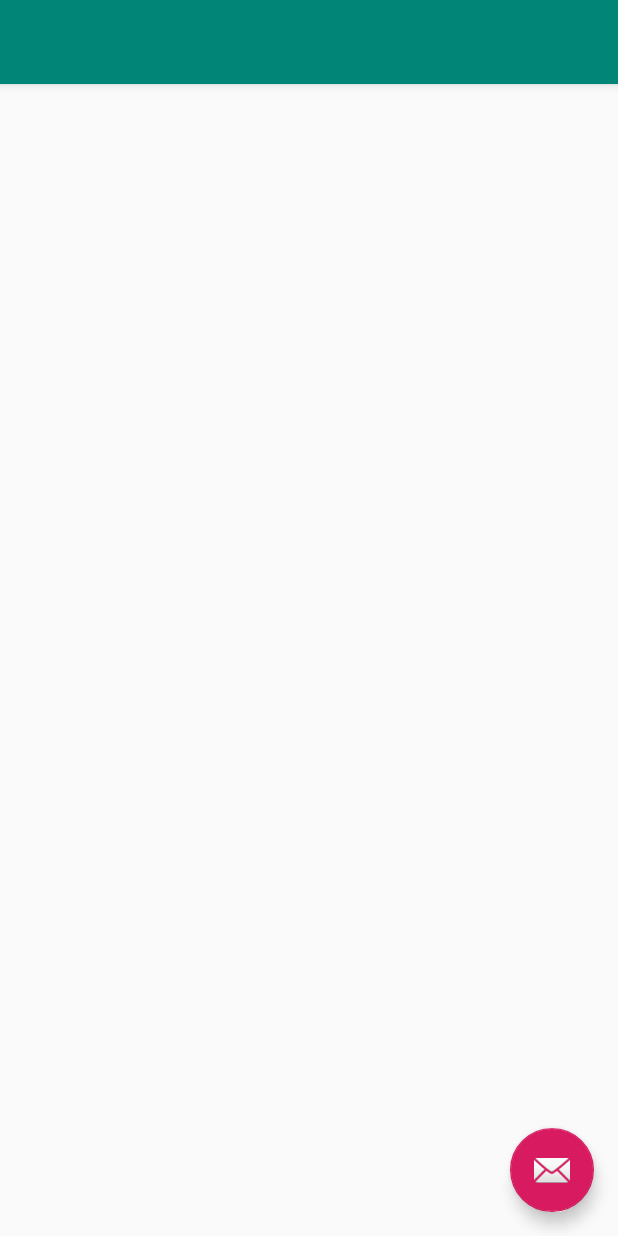
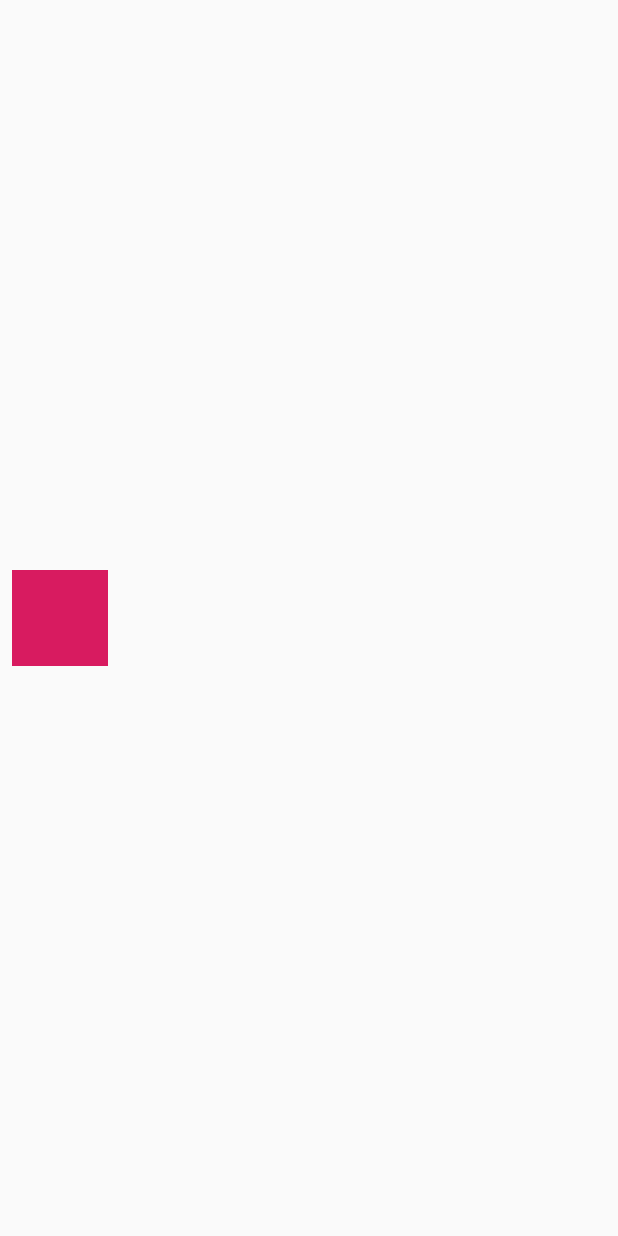
Before and after one commit to ticktakclock/MotionLayoutSamaple, an Android app: the screen it shows after launch (SampleActivity), after a tap on "Title2", on a phone screen of 412 x 824 dp. Run offline under Robolectric (Android 15) with nearby library versions, the phone set to English and light mode, and no system bars.

Commit message:
Add motion sample 01

```diff
--- a/app/build.gradle
+++ b/app/build.gradle
@@ -28,7 +28,7 @@ dependencies {
     implementation "org.jetbrains.kotlin:kotlin-stdlib-jdk7:$kotlin_version"
     implementation 'androidx.appcompat:appcompat:1.0.2'
     implementation 'androidx.core:core-ktx:1.0.2'
-    implementation 'androidx.constraintlayout:constraintlayout:1.1.3'
+    implementation 'androidx.constraintlayout:constraintlayout:2.0.0-beta3'
     implementation 'com.google.android.material:material:1.0.0'
     testImplementation 'junit:junit:4.12'
     androidTestImplementation 'androidx.test:runner:1.1.1'
--- a/app/src/main/java/com/github/ticktakclock/motionlayoutsample/MainActivity.kt
+++ b/app/src/main/java/com/github/ticktakclock/motionlayoutsample/MainActivity.kt
@@ -9,10 +9,10 @@ import kotlinx.android.synthetic.main.activity_main.*
 class MainActivity : AppCompatActivity() {
 
     private val dataset = arrayOf(
-        Sample("Title1", "Description1", R.layout.activity_sample),
-        Sample("Title2", "Description2", R.layout.activity_sample),
-        Sample("Title3", "Description3", R.layout.activity_sample),
-        Sample("Title4", "Description4", R.layout.activity_sample)
+        Sample("Sample 1", "Moving right to left on swipe.", R.layout.motion_01),
+        Sample("Title2", "Description2", R.layout.motion_01),
+        Sample("Title3", "Description3", R.layout.motion_01),
+        Sample("Title4", "Description4", R.layout.motion_01)
     )
 
     override fun onCreate(savedInstanceState: Bundle?) {
--- a/app/src/main/java/com/github/ticktakclock/motionlayoutsample/SampleActivity.kt
+++ b/app/src/main/java/com/github/ticktakclock/motionlayoutsample/SampleActivity.kt
@@ -7,7 +7,7 @@ class SampleActivity : AppCompatActivity() {
 
     override fun onCreate(savedInstanceState: Bundle?) {
         super.onCreate(savedInstanceState)
-        val resId: Int = intent?.extras?.getInt("layout_res_id") ?: R.layout.activity_sample
+        val resId: Int = intent?.extras?.getInt("layout_res_id") ?: R.layout.motion_01
         setContentView(resId)
     }
 
--- a/app/src/main/res/layout/activity_sample.xml
+++ /dev/null
@@ -1,33 +0,0 @@
-<?xml version="1.0" encoding="utf-8"?>
-<androidx.coordinatorlayout.widget.CoordinatorLayout xmlns:android="http://schemas.android.com/apk/res/android"
-    xmlns:app="http://schemas.android.com/apk/res-auto"
-    xmlns:tools="http://schemas.android.com/tools"
-    android:layout_width="match_parent"
-    android:layout_height="match_parent"
-    tools:context=".SampleActivity">
-
-    <com.google.android.material.appbar.AppBarLayout
-        android:layout_width="match_parent"
-        android:layout_height="wrap_content"
-        android:theme="@style/AppTheme.AppBarOverlay">
-
-        <androidx.appcompat.widget.Toolbar
-            android:id="@+id/toolbar"
-            android:layout_width="match_parent"
-            android:layout_height="?attr/actionBarSize"
-            android:background="?attr/colorPrimary"
-            app:popupTheme="@style/AppTheme.PopupOverlay" />
-
-    </com.google.android.material.appbar.AppBarLayout>
-
-    <include layout="@layout/content_sample" />
-
-    <com.google.android.material.floatingactionbutton.FloatingActionButton
-        android:id="@+id/fab"
-        android:layout_width="wrap_content"
-        android:layout_height="wrap_content"
-        android:layout_gravity="bottom|end"
-        android:layout_margin="@dimen/fab_margin"
-        app:srcCompat="@android:drawable/ic_dialog_email" />
-
-</androidx.coordinatorlayout.widget.CoordinatorLayout>
--- a/app/src/main/res/layout/content_sample.xml
+++ /dev/null
@@ -1,11 +0,0 @@
-<?xml version="1.0" encoding="utf-8"?>
-<androidx.constraintlayout.widget.ConstraintLayout xmlns:android="http://schemas.android.com/apk/res/android"
-    xmlns:app="http://schemas.android.com/apk/res-auto"
-    xmlns:tools="http://schemas.android.com/tools"
-    android:layout_width="match_parent"
-    android:layout_height="match_parent"
-    app:layout_behavior="@string/appbar_scrolling_view_behavior"
-    tools:context=".SampleActivity"
-    tools:showIn="@layout/activity_sample">
-
-</androidx.constraintlayout.widget.ConstraintLayout>
--- /dev/null
+++ b/app/src/main/res/layout/motion_01.xml
@@ -0,0 +1,22 @@
+<?xml version="1.0" encoding="utf-8"?>
+<androidx.constraintlayout.motion.widget.MotionLayout
+    xmlns:android="http://schemas.android.com/apk/res/android"
+    xmlns:app="http://schemas.android.com/apk/res-auto"
+    xmlns:tools="http://schemas.android.com/tools"
+    android:id="@+id/motionLayout"
+    android:layout_width="match_parent"
+    android:layout_height="match_parent"
+    app:layoutDescription="@xml/scene_01"
+    tools:showPaths="true"
+    >
+
+    <View
+        android:id="@+id/button"
+        android:layout_width="128dp"
+        android:layout_height="128dp"
+        android:background="@color/colorAccent"
+        android:text="Button"
+        tools:layout_editor_absoluteX="267dp"
+        tools:layout_editor_absoluteY="333dp" />
+
+</androidx.constraintlayout.motion.widget.MotionLayout>
--- /dev/null
+++ b/app/src/main/res/layout/motion_01_end.xml
@@ -0,0 +1,17 @@
+<?xml version="1.0" encoding="utf-8"?>
+<androidx.constraintlayout.widget.ConstraintLayout xmlns:android="http://schemas.android.com/apk/res/android"
+    xmlns:app="http://schemas.android.com/apk/res-auto"
+    android:layout_width="match_parent"
+    android:layout_height="match_parent">
+
+    <View
+        android:id="@+id/button"
+        android:background="@color/colorAccent"
+        android:layout_width="64dp"
+        android:layout_height="64dp"
+        android:layout_marginEnd="8dp"
+        app:layout_constraintBottom_toBottomOf="parent"
+        app:layout_constraintEnd_toEndOf="parent"
+        app:layout_constraintTop_toTopOf="parent" />
+
+</androidx.constraintlayout.widget.ConstraintLayout>
--- /dev/null
+++ b/app/src/main/res/layout/motion_01_start.xml
@@ -0,0 +1,17 @@
+<?xml version="1.0" encoding="utf-8"?>
+<androidx.constraintlayout.widget.ConstraintLayout xmlns:android="http://schemas.android.com/apk/res/android"
+    xmlns:app="http://schemas.android.com/apk/res-auto"
+    android:layout_width="match_parent"
+    android:layout_height="match_parent">
+
+    <View
+        android:id="@+id/button"
+        android:background="@color/colorAccent"
+        android:layout_width="64dp"
+        android:layout_height="64dp"
+        android:layout_marginStart="8dp"
+        app:layout_constraintBottom_toBottomOf="parent"
+        app:layout_constraintStart_toStartOf="parent"
+        app:layout_constraintTop_toTopOf="parent" />
+
+</androidx.constraintlayout.widget.ConstraintLayout>
--- /dev/null
+++ b/app/src/main/res/xml/scene_01.xml
@@ -0,0 +1,15 @@
+<?xml version="1.0" encoding="utf-8"?>
+<MotionScene
+    xmlns:motion="http://schemas.android.com/apk/res-auto">
+
+    <Transition
+        motion:constraintSetStart="@layout/motion_01_start"
+        motion:constraintSetEnd="@layout/motion_01_end"
+        motion:duration="1000">
+        <OnSwipe
+            motion:touchAnchorId="@+id/button"
+            motion:touchAnchorSide="right"
+            motion:dragDirection="dragRight" />
+    </Transition>
+
+</MotionScene>
```
